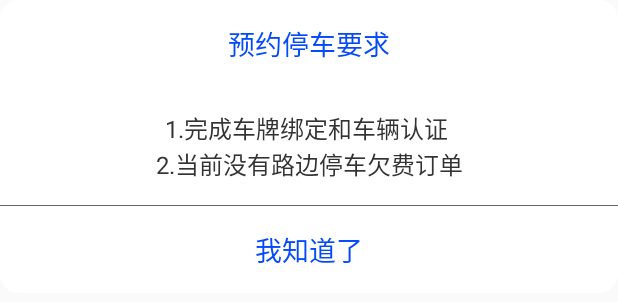
After one commit to hfc123/iosdialog-master, an Android app: the layout countdowndialog.xml on its own in the app's theme, with its tools: preview values and no code run, on a phone screen of 412 x 824 dp. The commit adds this screen. Shown: the top 302 px of the screen. Run offline under Robolectric (Android 15) with nearby library versions, the phone set to English and light mode, and no system bars.

Commit message:
新增倒计时的dialog
新增倒计时的dialog

```diff
--- /dev/null
+++ b/library/src/main/java/com/ydtx/jobmanage/library/interfaces/OnDialogCountDownLisener.java
@@ -0,0 +1,11 @@
+package com.ydtx.jobmanage.library.interfaces;
+
+public interface OnDialogCountDownLisener {
+
+
+    public void onTick(long millisUntilFinished);
+
+
+    public void onFinish();
+
+}
--- a/library/src/main/res/anim/dialog_exit_anim.xml
+++ b/library/src/main/res/anim/dialog_exit_anim.xml
@@ -6,7 +6,7 @@
         android:toXScale="0.0"
         android:fromYScale="1.0"
         android:toYScale="0.0"
-        android:pivotX="50%"
+        android:pivotX="60%"
         android:pivotY="50%"
         android:fillAfter="false"
         android:duration="400"/>
--- /dev/null
+++ b/library/src/main/res/drawable/iosroundbg.xml
@@ -0,0 +1,10 @@
+<?xml version="1.0" encoding="utf-8"?>
+<!--ios4 corner round bg-->
+<shape xmlns:android="http://schemas.android.com/apk/res/android"
+    android:shape="rectangle">
+    <solid android:color="@color/dialogcolorsolid" />
+    <corners android:radius="12dp" />
+    <stroke
+        android:width="1dp"
+        android:color="@color/dialogcolorstroke" />
+</shape>
--- /dev/null
+++ b/library/src/main/res/layout/countdowndialog.xml
@@ -0,0 +1,46 @@
+<?xml version="1.0" encoding="utf-8"?>
+<LinearLayout
+    xmlns:android="http://schemas.android.com/apk/res/android"
+    android:layout_width="match_parent"
+    android:layout_height="wrap_content"
+    android:background="@drawable/iosroundbg"
+    android:orientation="vertical">
+
+    <TextView
+        android:id="@+id/head"
+        android:layout_width="match_parent"
+        android:layout_height="wrap_content"
+        android:layout_gravity="center_horizontal"
+        android:padding="15dp"
+        android:text="预约停车要求"
+        android:gravity="center"
+        android:textColor="@color/bluehead"
+        android:textSize="18sp"/>
+    <TextView
+        android:id="@+id/content"
+        android:layout_width="match_parent"
+        android:layout_height="wrap_content"
+        android:layout_gravity="center_horizontal"
+        android:padding="15dp"
+        android:text="1.完成车牌绑定和车辆认证 \n2.当前没有路边停车欠费订单"
+        android:gravity="center"
+        android:textColor="@color/content"
+        android:textSize="16sp"/>
+    <View
+        android:layout_width="match_parent"
+        android:layout_height="1px"
+        android:background="@color/color_fg_order_lv_adapter_type"
+        ></View>
+    <TextView
+
+        android:id="@+id/close"
+        android:layout_width="match_parent"
+        android:layout_height="wrap_content"
+        android:layout_gravity="center_horizontal"
+        android:padding="15dp"
+        android:text="我知道了"
+        android:gravity="center"
+        android:textColor="@color/blueclose"
+        android:textSize="18sp"/>
+
+</LinearLayout>
--- a/library/src/main/res/values/color.xml
+++ b/library/src/main/res/values/color.xml
@@ -4,4 +4,10 @@
     <color name="color_fg_order_lv_adapter_type">#666</color>
     <color name="white">#f5f3f3</color>
     <color name="vifrification">#00000000</color>
+    <!---->
+    <color name="dialogcolorsolid">#FFFFFF</color>
+    <color name="dialogcolorstroke">#FFFFFF</color>
+    <color name="blueclose">#054AFA</color>
+    <color name="content">#333333</color>
+    <color name="bluehead">#054AFA</color>
 </resources>
--- /dev/null
+++ b/library/src/main/res/values/dimens.xml
@@ -0,0 +1,5 @@
+<?xml version="1.0" encoding="utf-8"?>
+<resources>
+    <dimen name="commoncornerdimen">12dp</dimen>
+    <dimen name="commonstrokedimen">1dp</dimen>
+</resources>
```
Also changed, not shown: app/src/main/java/com/ydtx/jobmanage/libs/MainActivity.java (+24 -1 lines), app/src/main/res/layout/activity_main.xml (+16 -0 lines), library/src/main/java/com/ydtx/jobmanage/library/dialog/CountDowmDialog.java (added, +67 -0 lines), library/src/main/java/com/ydtx/jobmanage/library/dialog/baseDialog/CountDownBaseDialog.java (added, +114 -0 lines), library/src/main/java/com/ydtx/jobmanage/library/dialog/baseDialog/RoundBaseDialog.java (added, +25 -0 lines).
